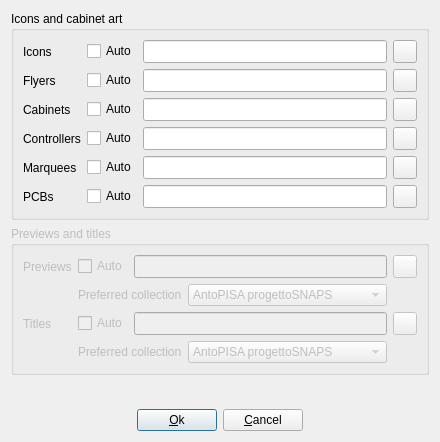
Before: the Qt Designer form mawsqdlsetup.ui in qmc2/qmc2-mame-fe, drawn with Qt 5.
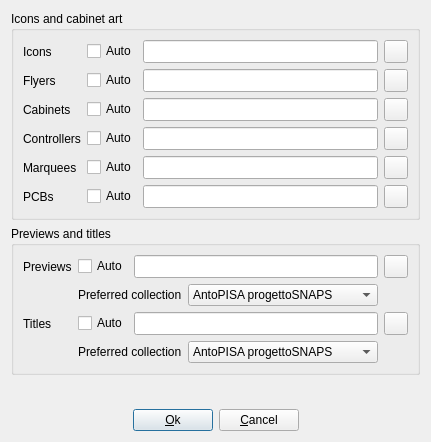
After: the same form once the commit is applied. Icons and pictures are not drawn.

Diff of the .ui file:
```diff
--- a/mawsqdlsetup.ui
+++ b/mawsqdlsetup.ui
@@ -6,7 +6,7 @@
    <rect>
     <x>0</x>
     <y>0</y>
-    <width>440</width>
+    <width>428</width>
     <height>442</height>
    </rect>
   </property>
@@ -379,9 +379,6 @@
    </item>
    <item row="1" column="0">
     <widget class="QGroupBox" name="groupBoxPreviewsAndTitles">
-     <property name="enabled">
-      <bool>false</bool>
-     </property>
      <property name="title">
       <string>Previews and titles</string>
      </property>
@@ -449,9 +446,6 @@
        <layout class="QHBoxLayout" name="horizontalLayout_2">
         <item>
          <widget class="QLabel" name="labelPreferredPreviewCollection">
-          <property name="enabled">
-           <bool>false</bool>
-          </property>
           <property name="text">
            <string>Preferred collection</string>
           </property>
@@ -459,9 +453,6 @@
         </item>
         <item>
          <widget class="QComboBox" name="comboBoxPreferredPreviewCollection">
-          <property name="enabled">
-           <bool>false</bool>
-          </property>
           <property name="sizePolicy">
            <sizepolicy hsizetype="MinimumExpanding" vsizetype="Fixed">
             <horstretch>0</horstretch>
@@ -558,9 +549,6 @@
        <layout class="QHBoxLayout" name="horizontalLayout_3">
         <item>
          <widget class="QLabel" name="labelPreferredTitleCollection">
-          <property name="enabled">
-           <bool>false</bool>
-          </property>
           <property name="text">
            <string>Preferred collection</string>
           </property>
@@ -568,9 +556,6 @@
         </item>
         <item>
          <widget class="QComboBox" name="comboBoxPreferredTitleCollection">
-          <property name="enabled">
-           <bool>false</bool>
-          </property>
           <property name="sizePolicy">
            <sizepolicy hsizetype="MinimumExpanding" vsizetype="Fixed">
             <horstretch>0</horstretch>
```
